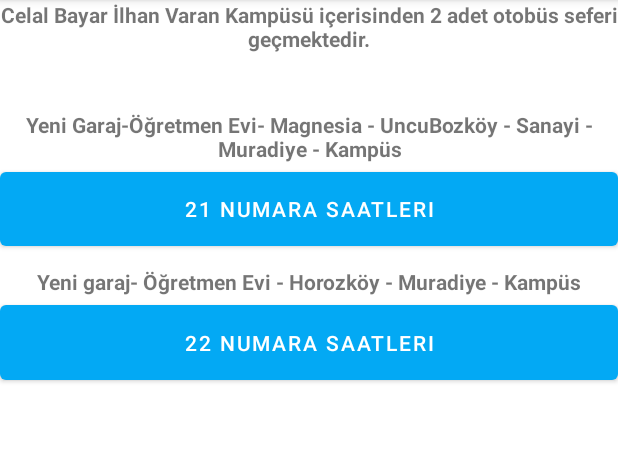
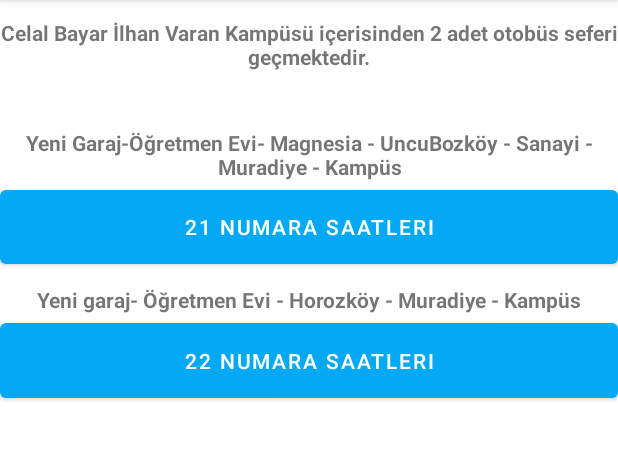
Before and after one commit to Anil3590/cbubitirmeprojesi, an Android app: the screen it shows after launch (otobussaatleri), after a tap on "OTOBÜS SAATLERI", on a phone screen of 412 x 824 dp, the part 84-544 px from its top. Run offline under Robolectric (Android 15) with nearby library versions, the phone set to English and light mode, and no system bars.

Commit message:
ekran ayarları yapıldı

```diff
--- a/app/src/main/res/layout/activity_otobussaatleri.xml
+++ b/app/src/main/res/layout/activity_otobussaatleri.xml
@@ -7,11 +7,16 @@
     tools:context=".otobussaatleri">
 
     <LinearLayout
-        android:layout_width="412dp"
-        android:layout_height="575dp"
+        android:id="@+id/linearLayout7"
+        android:layout_width="0dp"
+        android:layout_height="0dp"
+        android:layout_marginTop="12dp"
+        android:layout_marginBottom="12dp"
         android:orientation="vertical"
-        tools:layout_editor_absoluteX="1dp"
-        tools:layout_editor_absoluteY="12dp">
+        app:layout_constraintBottom_toBottomOf="parent"
+        app:layout_constraintEnd_toEndOf="parent"
+        app:layout_constraintStart_toStartOf="parent"
+        app:layout_constraintTop_toTopOf="parent">
 
         <TextView
             android:id="@+id/textView21"
@@ -33,8 +38,8 @@
             android:id="@+id/button11"
             android:layout_width="match_parent"
             android:layout_height="61dp"
-            android:text="21 Numara Saatleri"
-            android:onClick="yirmibir"/>
+            android:onClick="yirmibir"
+            android:text="21 Numara Saatleri" />
 
         <TextView
             android:id="@+id/textView23"
@@ -49,8 +54,8 @@
             android:id="@+id/button12"
             android:layout_width="match_parent"
             android:layout_height="62dp"
-            android:text="22 Numara Saatleri"
-            android:onClick="yirmiiki"/>
+            android:onClick="yirmiiki"
+            android:text="22 Numara Saatleri" />
 
     </LinearLayout>
 </androidx.constraintlayout.widget.ConstraintLayout>
--- a/app/src/main/res/layout/activity_scanner.xml
+++ b/app/src/main/res/layout/activity_scanner.xml
@@ -39,8 +39,7 @@
         app:layout_constraintHorizontal_bias="1.0"
         app:layout_constraintStart_toStartOf="parent"
         app:layout_constraintTop_toTopOf="parent"
-        app:layout_constraintVertical_bias="0.917"
-        />
+        app:layout_constraintVertical_bias="0.917" />
 
 
 </androidx.constraintlayout.widget.ConstraintLayout>
```
Also changed, not shown: app/src/main/res/layout/activity_hakkinda.xml (+9 -4 lines), app/src/main/res/layout/activity_iktisatakademik.xml (+8 -3 lines), app/src/main/res/layout/activity_iktisatgenel.xml (+15 -10 lines), app/src/main/res/layout/activity_main.xml (+13 -6 lines), app/src/main/res/layout/activity_muh_akademik.xml (+11 -4 lines), app/src/main/res/layout/activity_muhfakgenel.xml (+15 -8 lines), app/src/main/res/layout/activity_nereye.xml (+18 -12 lines), app/src/main/res/layout/activity_twentyone.xml (+8 -8 lines), app/src/main/res/layout/activity_twentytwo.xml (+8 -8 lines), app/src/main/res/layout/activity_yemekhane.xml (+8 -8 lines).
